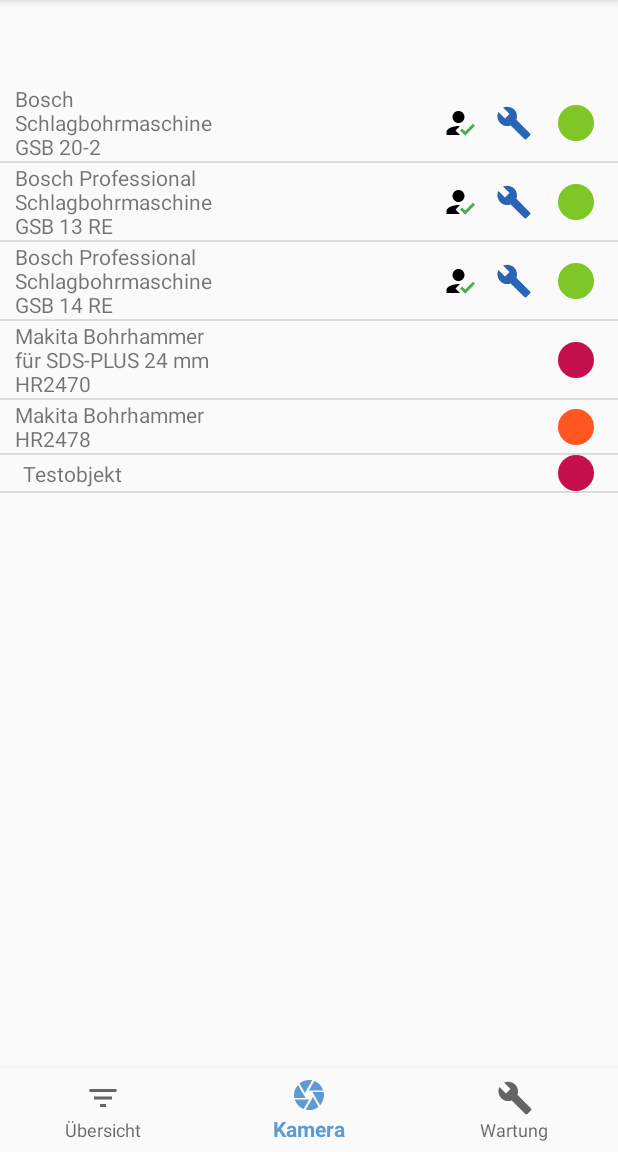
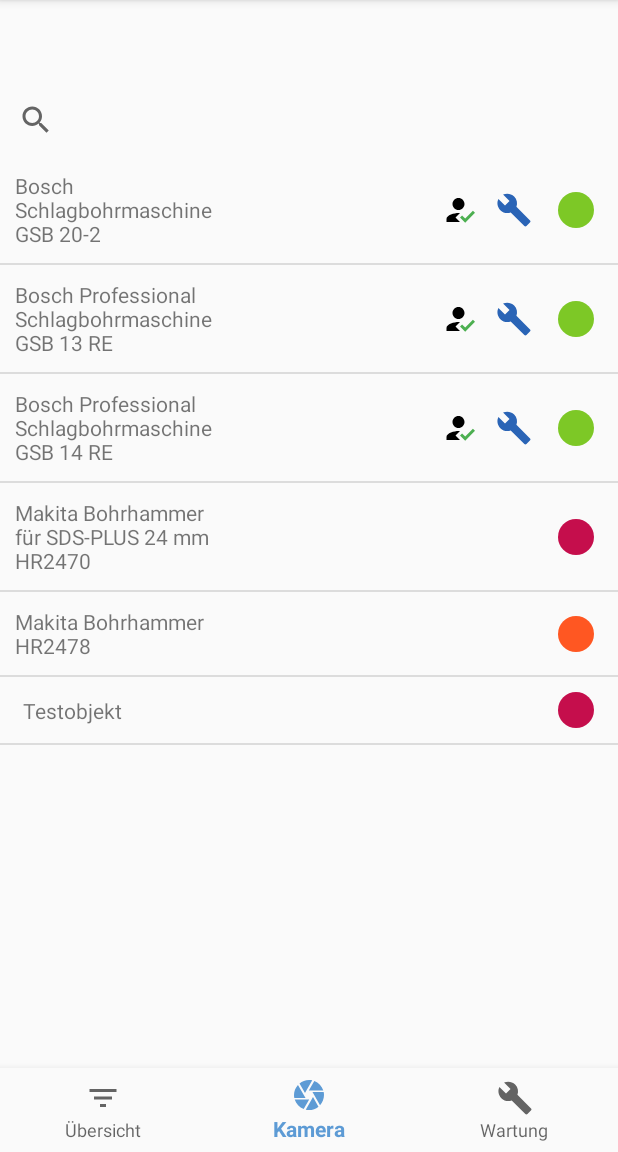
Before and after one commit to LeleZuGut/TrackingApp_Neu, an Android app: the fragment HomeFragment placed in its activity, on a phone screen of 412 x 824 dp, the part 84-1236 px from its top. Run offline under Robolectric (Android 15) with nearby library versions, the phone set to English and light mode, and no system bars; our stand-ins replace navigation-ui; libraries missing offline, so code that uses them is left out: com.google.zxing.integration.

Commit message:
Suchleiste erstellt und ausprogrammiert

```diff
--- a/app/src/main/java/com/example/trackingapp/ui/home/HomeFragment.java
+++ b/app/src/main/java/com/example/trackingapp/ui/home/HomeFragment.java
@@ -9,6 +9,7 @@ import android.view.View;
 import android.view.ViewGroup;
 import android.widget.AdapterView;
 import android.widget.ListView;
+import android.widget.SearchView;
 import android.widget.TextView;
 
 import androidx.annotation.NonNull;
@@ -32,6 +33,7 @@ public class HomeFragment extends Fragment {
 
     private HomeViewModel homeViewModel;
     ListView list;
+    SearchView search;
     MyDatabaseManager mdm;
     private static HomeFragment instance;
 
@@ -42,6 +44,22 @@ public class HomeFragment extends Fragment {
         View root = inflater.inflate(R.layout.fragment_home, container, false);
         instance = this;
         list = root.findViewById(R.id.listUebersicht);
+        search = root.findViewById(R.id.search_view_übersicht);
+        search.setOnQueryTextListener(new SearchView.OnQueryTextListener() {
+            @Override
+            public boolean onQueryTextSubmit(String query) {
+                return false;
+
+            }
+
+            @Override
+            public boolean onQueryTextChange(String newText) {
+                DevicesListAdapter tmpadapter = (DevicesListAdapter) list.getAdapter();
+                tmpadapter.getFilter().filter(newText);
+                list.setAdapter(tmpadapter);
+                return true;
+            }
+        });
         list.setOnItemClickListener(new AdapterView.OnItemClickListener() {
             @Override
             public void onItemClick(AdapterView<?> parent, View view, int position, long id) {
@@ -75,8 +93,11 @@ public class HomeFragment extends Fragment {
             arr.add(o);
         }
         DevicesListAdapter myadapter = new DevicesListAdapter(this.getActivity(), R.layout.list_view_devices_2, arr);
+
         list.setAdapter(myadapter);
     }
+
+
 
     public static HomeFragment getInstance() {
         return instance;
--- a/app/src/main/res/layout/fragment_home.xml
+++ b/app/src/main/res/layout/fragment_home.xml
@@ -7,10 +7,17 @@
     android:orientation="vertical"
     tools:context=".ui.home.HomeFragment">
 
+    <SearchView
+        android:id="@+id/search_view_übersicht"
+        android:layout_width="match_parent"
+        android:layout_height="wrap_content"
+        android:queryHint="Gerät suchen" />
+
     <ListView
         android:id="@+id/listUebersicht"
         android:layout_width="match_parent"
         android:layout_height="match_parent"
         app:layout_constraintEnd_toEndOf="parent"
-        app:layout_constraintTop_toTopOf="parent" />
+        app:layout_constraintTop_toTopOf="parent"
+        />
 </LinearLayout>
--- a/app/src/main/res/layout/list_view_devices_2.xml
+++ b/app/src/main/res/layout/list_view_devices_2.xml
@@ -4,7 +4,9 @@
     xmlns:app="http://schemas.android.com/apk/res-auto"
     xmlns:tools="http://schemas.android.com/tools"
     android:layout_width="match_parent"
-    android:layout_height="match_parent">
+    android:layout_height="match_parent"
+    android:paddingBottom="10dp"
+    android:paddingTop="10dp" >>
 
     <TextView
         android:id="@+id/text_view_device_listView2"
```
Also changed, not shown: app/src/main/java/com/example/trackingapp/listmodel/DevicesListAdapter.java (+58 -1 lines).
